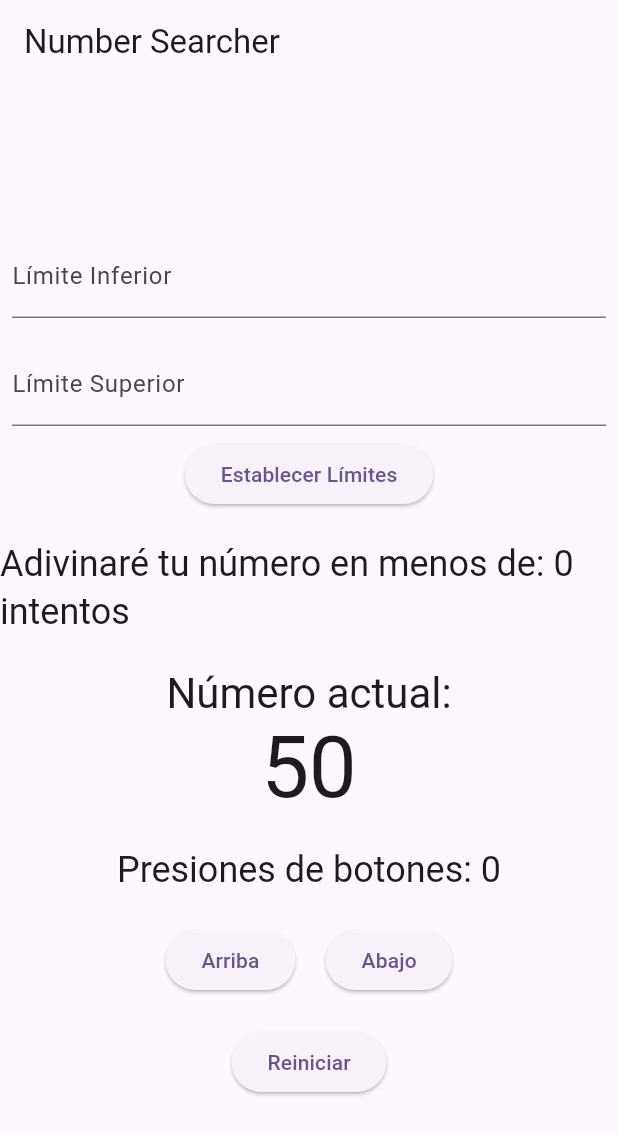
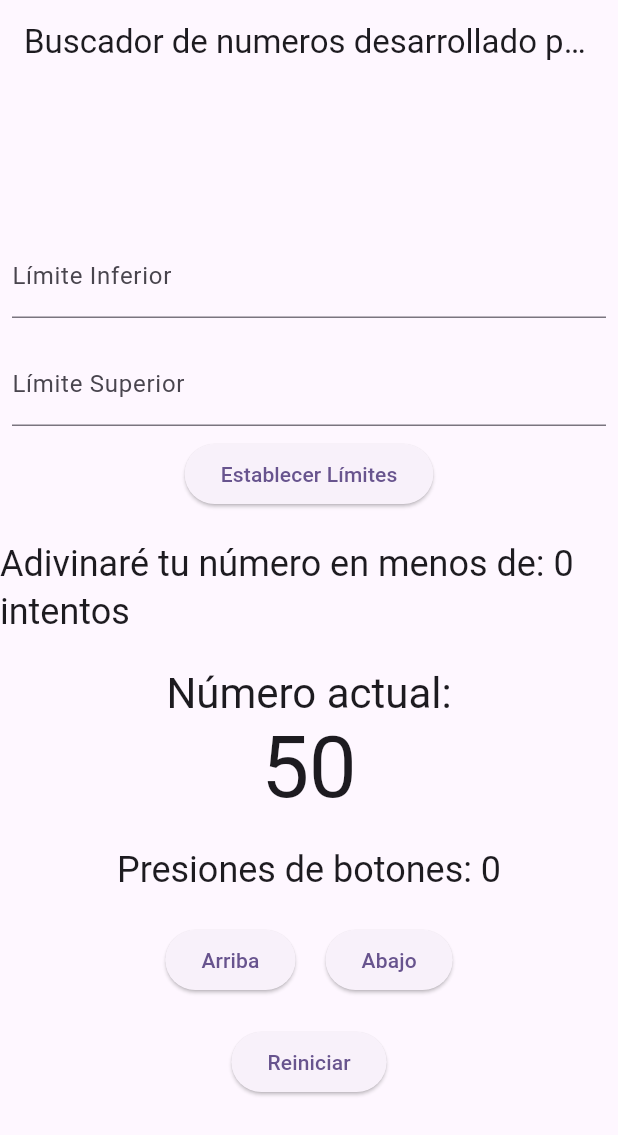
Before and after one commit to JovanyCm1/buscadornumeros, a Flutter app: the screen it shows after launch, on a phone screen of 412 x 824 dp. Shown: the top 1135 px of the screen. Run offline on Flutter 3.47's test engine with Material 3 defaults, Android fonts, the phone set to English and light mode, and no system bars.

Commit message:
Correccion de algunos textos

```diff
--- a/lib/main.dart
+++ b/lib/main.dart
@@ -11,7 +11,7 @@ class MyApp extends StatelessWidget {
   @override
   Widget build(BuildContext context) {
     return MaterialApp(
-      title: 'Number Searcher',
+      title: 'Buscador de numeros desarrollado por Jaime Carrizalez',
       theme: ThemeData(
         colorScheme: ColorScheme.fromSeed(seedColor: Colors.deepPurple),
         useMaterial3: true,
@@ -78,7 +78,8 @@ class _NumberSearcherState extends State<NumberSearcher> {
   Widget build(BuildContext context) {
     return Scaffold(
       appBar: AppBar(
-        title: const Text('Number Searcher'),
+        title:
+            const Text('Buscador de numeros desarrollado por Jaime Carrizalez'),
       ),
       body: Center(
         child: Column(
```
